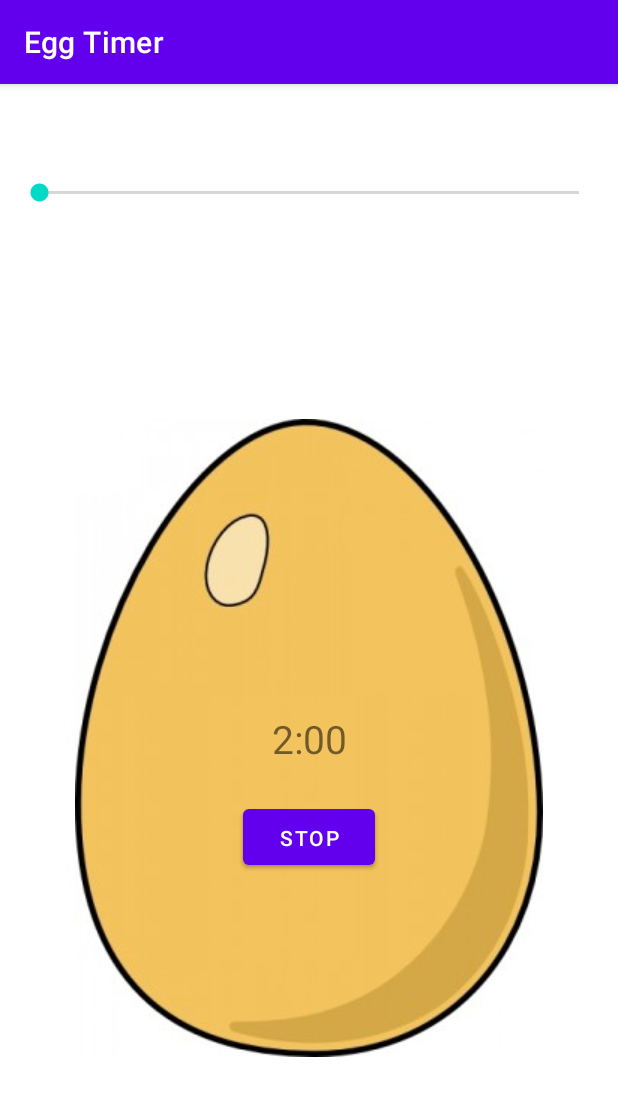
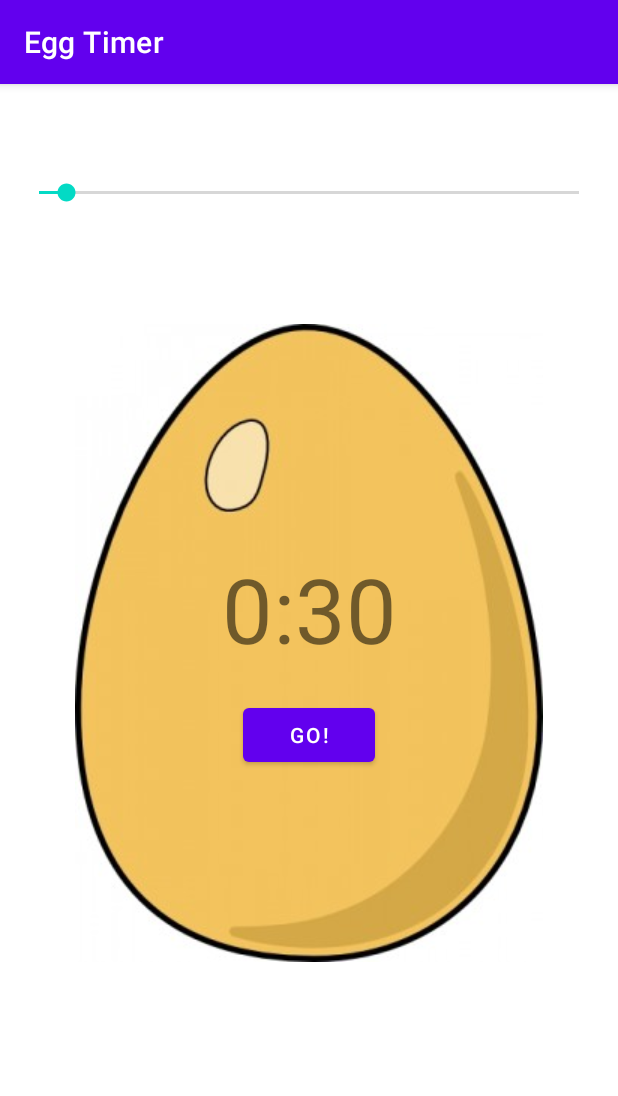
Before and after one commit to MarianneRario/egg-timer, an Android app: the screen it shows after launch (MainActivity), on a phone screen of 412 x 824 dp. Shown: the top 1096 px of the screen. Run offline under Robolectric (Android 15) with nearby library versions, the phone set to English and light mode, and no system bars.

Commit message:
add seekbar timer functionality

```diff
--- a/app/src/main/java/com/semaphore/eggtimer/MainActivity.java
+++ b/app/src/main/java/com/semaphore/eggtimer/MainActivity.java
@@ -3,6 +3,8 @@ package com.semaphore.eggtimer;
 import androidx.appcompat.app.AppCompatActivity;
 
 import android.os.Bundle;
+import android.widget.SeekBar;
+import android.widget.TextView;
 
 public class MainActivity extends AppCompatActivity {
 
@@ -10,5 +12,45 @@ public class MainActivity extends AppCompatActivity {
     protected void onCreate(Bundle savedInstanceState) {
         super.onCreate(savedInstanceState);
         setContentView(R.layout.activity_main);
+
+        // reference of the timer seekbar and countdown textview
+        SeekBar timerSeekBar = (SeekBar) findViewById(R.id.timerSeekBarId);
+        TextView countdownTextView = (TextView) findViewById(R.id.countdownTVId);
+
+        // set value for the seekbar
+        timerSeekBar.setProgress(30); // initial value of seekbar
+        timerSeekBar.setMax(600); // max value of the seekbar; set the max to 10 mins which is equals to 600 secs
+
+        // run code when the seekbar changes in position; listener
+        timerSeekBar.setOnSeekBarChangeListener(new SeekBar.OnSeekBarChangeListener() {
+            @Override
+            public void onProgressChanged(SeekBar seekBar, int i, boolean b) {
+
+                int minutes = i/60; // int i = number of seconds
+                int seconds = i - (minutes * 60);
+
+                // update the textview
+                TextView countdownTextView = (TextView) findViewById(R.id.countdownTVId); // reference of the textview
+                String secsStr = Integer.toString(seconds);
+
+                if(secsStr.equals("0")){ // prevent the .0 secs, instead convert it to .00 secs
+                    secsStr = "00";
+                }
+                countdownTextView.setText(Integer.toString(minutes) + ":" + secsStr);
+
+            }
+
+            @Override
+            public void onStartTrackingTouch(SeekBar seekBar) {
+
+            }
+
+            @Override
+            public void onStopTrackingTouch(SeekBar seekBar) {
+
+            }
+        });
+
+
     }
 }
--- a/app/src/main/res/layout/activity_main.xml
+++ b/app/src/main/res/layout/activity_main.xml
@@ -12,47 +12,39 @@
         android:id="@+id/imageView"
         android:layout_width="wrap_content"
         android:layout_height="wrap_content"
+        android:layout_marginBottom="112dp"
         android:src="@drawable/egg"
         app:layout_constraintBottom_toBottomOf="parent"
         app:layout_constraintEnd_toEndOf="parent"
         app:layout_constraintStart_toStartOf="parent"
-        app:layout_constraintTop_toBottomOf="@+id/seekBarId"
+        app:layout_constraintTop_toBottomOf="@+id/timerSeekBarId"
         app:layout_constraintVertical_bias="0.564" />
 
     <TextView
-        android:id="@+id/timerTVId"
+        android:id="@+id/countdownTVId"
         android:layout_width="wrap_content"
         android:layout_height="wrap_content"
-        android:text="2:00"
-        android:textSize="26sp"
+        android:text="0:30"
+        android:textSize="60sp"
         app:layout_constraintBottom_toBottomOf="@+id/imageView"
         app:layout_constraintEnd_toEndOf="parent"
         app:layout_constraintStart_toStartOf="parent"
-        app:layout_constraintTop_toTopOf="@+id/imageView" />
+        app:layout_constraintTop_toTopOf="@+id/imageView"
+        app:layout_constraintVertical_bias="0.434" />
 
     <Button
-        android:id="@+id/button"
+        android:id="@+id/goBtnId"
         android:layout_width="wrap_content"
         android:layout_height="wrap_content"
         android:text="Go!"
         app:layout_constraintBottom_toBottomOf="@+id/imageView"
         app:layout_constraintEnd_toEndOf="@+id/imageView"
         app:layout_constraintStart_toStartOf="@+id/imageView"
-        app:layout_constraintTop_toTopOf="@+id/imageView"
-        app:layout_constraintVertical_bias="0.673" />
-
-    <Button
-        android:layout_width="wrap_content"
-        android:layout_height="wrap_content"
-        android:text="Stop"
-        app:layout_constraintBottom_toBottomOf="@+id/imageView"
-        app:layout_constraintEnd_toEndOf="@+id/imageView"
-        app:layout_constraintStart_toStartOf="@+id/imageView"
-        app:layout_constraintTop_toTopOf="@+id/imageView"
-        app:layout_constraintVertical_bias="0.676" />
+        app:layout_constraintTop_toBottomOf="@+id/countdownTVId"
+        app:layout_constraintVertical_bias="0.135" />
 
     <SeekBar
-        android:id="@+id/seekBarId"
+        android:id="@+id/timerSeekBarId"
         android:layout_width="match_parent"
         android:layout_height="wrap_content"
         app:layout_constraintBottom_toBottomOf="parent"
```
